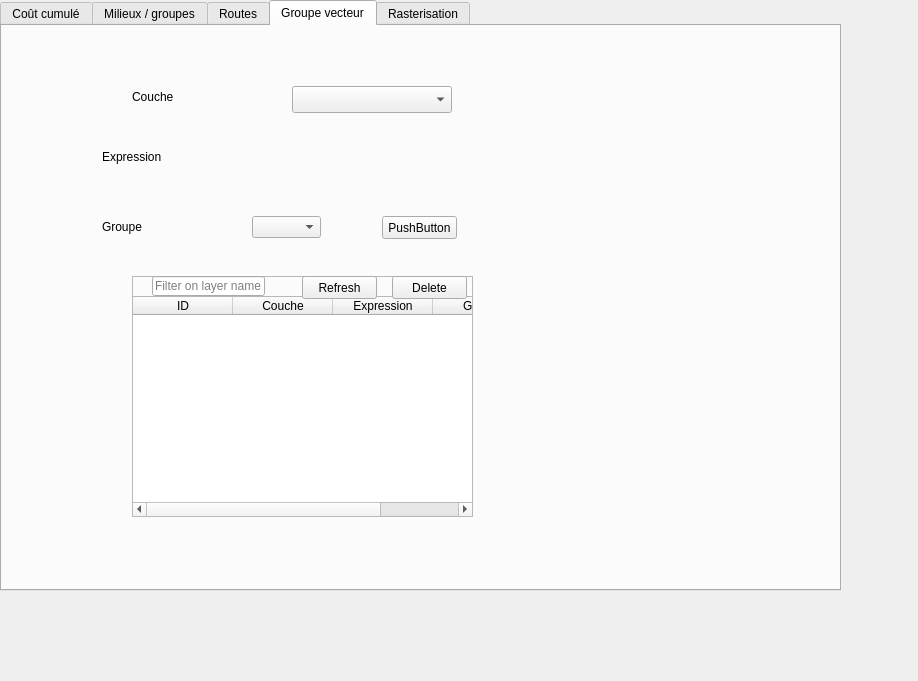
MathieuChailloux/BioDispersal, file eco_cont_dialog_base.ui: the form before one commit.
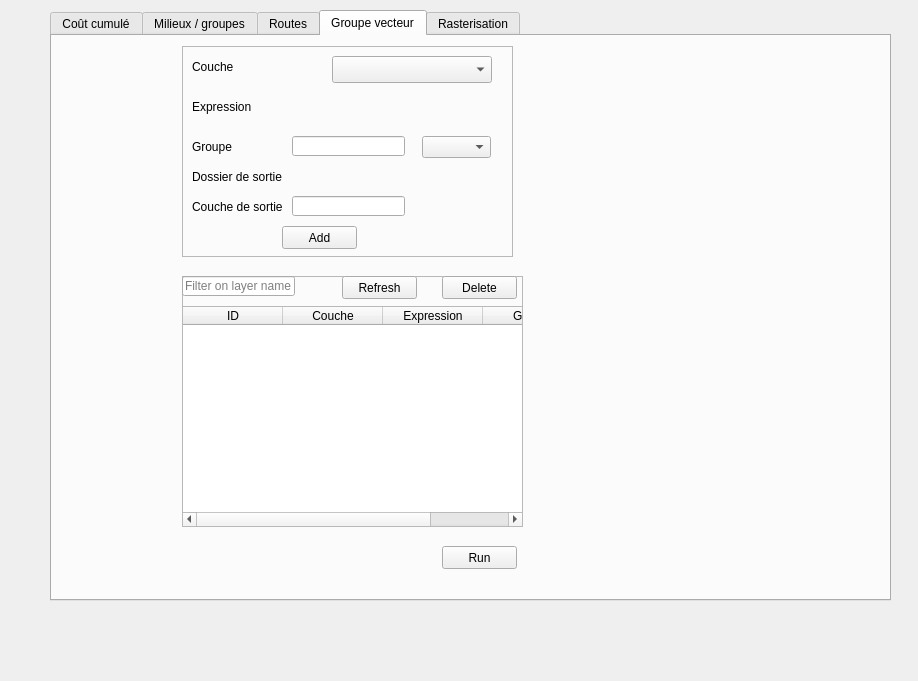
The form after the commit. Custom widgets are drawn as their Qt base class.

Commit message: Trying to produce effective layer from vector selections

The edit to the form file:
```diff
--- a/eco_cont_dialog_base.ui
+++ b/eco_cont_dialog_base.ui
@@ -16,8 +16,8 @@
   <widget class="QTabWidget" name="tabWidget">
    <property name="geometry">
     <rect>
-     <x>0</x>
-     <y>0</y>
+     <x>50</x>
+     <y>10</y>
      <width>841</width>
      <height>591</height>
     </rect>
@@ -227,95 +227,13 @@
     <attribute name="title">
      <string>Groupe vecteur</string>
     </attribute>
-    <widget class="QLabel" name="label_7">
-     <property name="geometry">
-      <rect>
-       <x>130</x>
-       <y>60</y>
-       <width>121</width>
-       <height>21</height>
-      </rect>
-     </property>
-     <property name="text">
-      <string>Couche</string>
-     </property>
-    </widget>
-    <widget class="QgsMapLayerComboBox" name="groupVectMapLayer">
-     <property name="geometry">
-      <rect>
-       <x>290</x>
-       <y>60</y>
-       <width>160</width>
-       <height>27</height>
-      </rect>
-     </property>
-    </widget>
-    <widget class="QgsFieldExpressionWidget" name="groupVectFieldExpr">
-     <property name="geometry">
-      <rect>
-       <x>250</x>
-       <y>120</y>
-       <width>200</width>
-       <height>27</height>
-      </rect>
-     </property>
-    </widget>
-    <widget class="QLabel" name="label_8">
-     <property name="geometry">
-      <rect>
-       <x>100</x>
-       <y>120</y>
-       <width>121</width>
-       <height>21</height>
-      </rect>
-     </property>
-     <property name="text">
-      <string>Expression</string>
-     </property>
-    </widget>
-    <widget class="QLabel" name="label_9">
-     <property name="geometry">
-      <rect>
-       <x>100</x>
-       <y>190</y>
-       <width>61</width>
-       <height>21</height>
-      </rect>
-     </property>
-     <property name="text">
-      <string>Groupe</string>
-     </property>
-    </widget>
-    <widget class="QComboBox" name="groupVectGroup">
-     <property name="geometry">
-      <rect>
-       <x>250</x>
-       <y>190</y>
-       <width>69</width>
-       <height>22</height>
-      </rect>
-     </property>
-    </widget>
-    <widget class="QPushButton" name="groupVectRun">
-     <property name="geometry">
-      <rect>
-       <x>380</x>
-       <y>190</y>
-       <width>75</width>
-       <height>23</height>
-      </rect>
-     </property>
-     <property name="text">
-      <string>PushButton</string>
-     </property>
-    </widget>
     <widget class="QFrame" name="frame">
      <property name="geometry">
       <rect>
        <x>130</x>
-       <y>250</y>
+       <y>240</y>
        <width>341</width>
-       <height>241</height>
+       <height>251</height>
       </rect>
      </property>
      <property name="frameShape">
@@ -328,7 +246,7 @@
       <property name="geometry">
        <rect>
         <x>0</x>
-        <y>20</y>
+        <y>30</y>
         <width>341</width>
         <height>221</height>
        </rect>
@@ -385,7 +303,7 @@
      <widget class="QPushButton" name="groupVectRefresh">
       <property name="geometry">
        <rect>
-        <x>170</x>
+        <x>160</x>
         <y>0</y>
         <width>75</width>
         <height>23</height>
@@ -398,7 +316,7 @@
      <widget class="QLineEdit" name="groupVectFilter">
       <property name="geometry">
        <rect>
-        <x>20</x>
+        <x>0</x>
         <y>0</y>
         <width>113</width>
         <height>20</height>
@@ -409,6 +327,173 @@
       </property>
      </widget>
     </widget>
+    <widget class="QPushButton" name="groupVectRun">
+     <property name="geometry">
+      <rect>
+       <x>390</x>
+       <y>510</y>
+       <width>75</width>
+       <height>23</height>
+      </rect>
+     </property>
+     <property name="text">
+      <string>Run</string>
+     </property>
+    </widget>
+    <widget class="QFrame" name="frame_2">
+     <property name="geometry">
+      <rect>
+       <x>130</x>
+       <y>10</y>
+       <width>331</width>
+       <height>211</height>
+      </rect>
+     </property>
+     <property name="frameShape">
+      <enum>QFrame::StyledPanel</enum>
+     </property>
+     <property name="frameShadow">
+      <enum>QFrame::Raised</enum>
+     </property>
+     <widget class="QgsMapLayerComboBox" name="groupVectMapLayer">
+      <property name="geometry">
+       <rect>
+        <x>150</x>
+        <y>10</y>
+        <width>160</width>
+        <height>27</height>
+       </rect>
+      </property>
+     </widget>
+     <widget class="QLabel" name="label_7">
+      <property name="geometry">
+       <rect>
+        <x>10</x>
+        <y>10</y>
+        <width>121</width>
+        <height>21</height>
+       </rect>
+      </property>
+      <property name="text">
+       <string>Couche</string>
+      </property>
+     </widget>
+     <widget class="QgsFieldExpressionWidget" name="groupVectFieldExpr">
+      <property name="geometry">
+       <rect>
+        <x>110</x>
+        <y>50</y>
+        <width>200</width>
+        <height>27</height>
+       </rect>
+      </property>
+     </widget>
+     <widget class="QLabel" name="label_8">
+      <property name="geometry">
+       <rect>
+        <x>10</x>
+        <y>50</y>
+        <width>91</width>
+        <height>21</height>
+       </rect>
+      </property>
+      <property name="text">
+       <string>Expression</string>
+      </property>
+     </widget>
+     <widget class="QComboBox" name="groupVectGroupCombo">
+      <property name="geometry">
+       <rect>
+        <x>240</x>
+        <y>90</y>
+        <width>69</width>
+        <height>22</height>
+       </rect>
+      </property>
+     </widget>
+     <widget class="QLabel" name="label_9">
+      <property name="geometry">
+       <rect>
+        <x>10</x>
+        <y>90</y>
+        <width>61</width>
+        <height>21</height>
+       </rect>
+      </property>
+      <property name="text">
+       <string>Groupe</string>
+      </property>
+     </widget>
+     <widget class="QLabel" name="label_10">
+      <property name="geometry">
+       <rect>
+        <x>10</x>
+        <y>120</y>
+        <width>91</width>
+        <height>21</height>
+       </rect>
+      </property>
+      <property name="text">
+       <string>Dossier de sortie</string>
+      </property>
+     </widget>
+     <widget class="QPushButton" name="groupVectAdd">
+      <property name="geometry">
+       <rect>
+        <x>100</x>
+        <y>180</y>
+        <width>75</width>
+        <height>23</height>
+       </rect>
+      </property>
+      <property name="text">
+       <string>Add</string>
+      </property>
+     </widget>
+     <widget class="QgsFileWidget" name="groupVectOutLayerDir">
+      <property name="geometry">
+       <rect>
+        <x>110</x>
+        <y>120</y>
+        <width>171</width>
+        <height>27</height>
+       </rect>
+      </property>
+     </widget>
+     <widget class="QLineEdit" name="groupVectGroupLine">
+      <property name="geometry">
+       <rect>
+        <x>110</x>
+        <y>90</y>
+        <width>113</width>
+        <height>20</height>
+       </rect>
+      </property>
+     </widget>
+     <widget class="QLabel" name="label_11">
+      <property name="geometry">
+       <rect>
+        <x>10</x>
+        <y>150</y>
+        <width>91</width>
+        <height>21</height>
+       </rect>
+      </property>
+      <property name="text">
+       <string>Couche de sortie</string>
+      </property>
+     </widget>
+     <widget class="QLineEdit" name="groupVectOutLayerName">
+      <property name="geometry">
+       <rect>
+        <x>110</x>
+        <y>150</y>
+        <width>113</width>
+        <height>20</height>
+       </rect>
+      </property>
+     </widget>
+    </widget>
    </widget>
    <widget class="QWidget" name="tab_2">
     <attribute name="title">
@@ -515,6 +600,11 @@
    <extends>QWidget</extends>
    <header>qgis.gui</header>
   </customwidget>
+  <customwidget>
+   <class>QgsFileWidget</class>
+   <extends>QWidget</extends>
+   <header>qgis.gui</header>
+  </customwidget>
   <customwidget>
    <class>QgsMapLayerComboBox</class>
    <extends>QComboBox</extends>
```
The commit also changes 3 other files.
